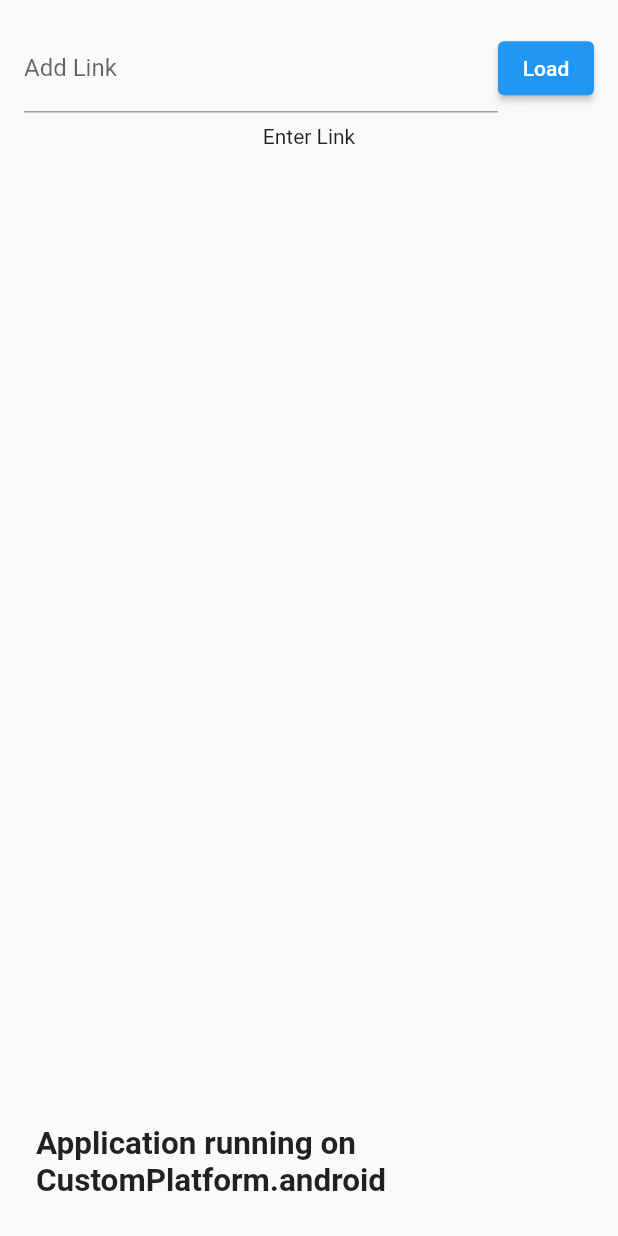
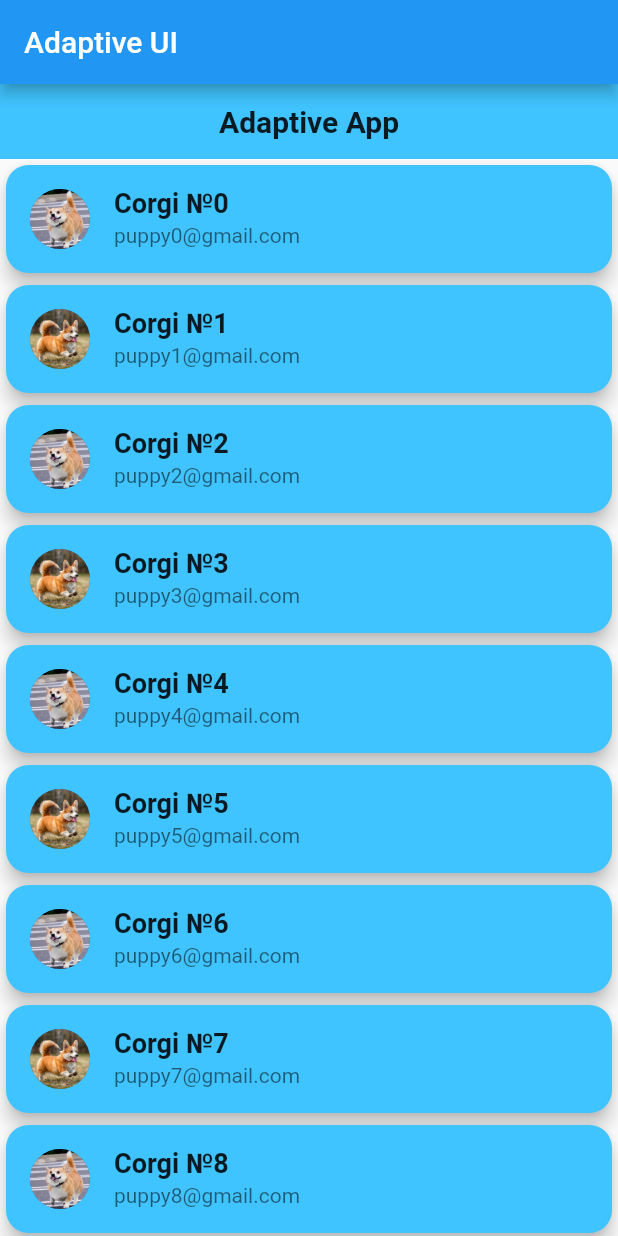
Before and after one commit to Elizav555/multiplatform_solutions, a Flutter app: the screen it shows after launch, on a phone screen of 412 x 824 dp. Run offline on Flutter 3.47's test engine with Material 2 defaults, Android fonts, the light colour scheme and no system bars; our stand-ins replace webview_flutter; missing offline and left inert: dart:html, universal_ui.

Commit message:
narrow layout is done

```diff
--- /dev/null
+++ b/lib/adaptive_layouts/menu_widget.dart
@@ -0,0 +1,24 @@
+import 'package:flutter/material.dart';
+
+class MenuWidget extends StatelessWidget {
+  final Alignment alignment;
+
+  const MenuWidget({Key? key, required this.alignment}) : super(key: key);
+
+  @override
+  Widget build(BuildContext context) {
+    return Container(
+      color: Colors.lightBlueAccent,
+      child: Align(
+        alignment: alignment,
+        child: const Text(
+          'Adaptive App',
+          style: TextStyle(
+            fontWeight: FontWeight.bold,
+            fontSize: 20,
+          ),
+        ),
+      ),
+    );
+  }
+}
--- /dev/null
+++ b/lib/adaptive_layouts/narrow_layout.dart
@@ -0,0 +1,68 @@
+import 'package:flutter/cupertino.dart';
+import 'package:flutter/material.dart';
+import 'package:multiplatform_solutions/adaptive_layouts/sheet_actions.dart';
+
+import '../model/corgi.dart';
+import 'menu_widget.dart';
+
+class NarrowLayout extends StatelessWidget {
+  const NarrowLayout({Key? key}) : super(key: key);
+
+  @override
+  Widget build(BuildContext context) {
+    return Column(
+      children: [
+        const SizedBox(
+          height: 50,
+          child: MenuWidget(
+            alignment: Alignment.center,
+          ),
+        ),
+        Expanded(
+          child: ListView.builder(
+            itemBuilder: (BuildContext context, int index) {
+              final corgi = corgis[index];
+              return Card(
+                shape: const RoundedRectangleBorder(
+                    borderRadius: BorderRadius.all(Radius.circular(15))),
+                elevation: 5,
+                color: Colors.lightBlueAccent,
+                child: ListTile(
+                  title: Text(
+                    corgi.name,
+                    style: const TextStyle(
+                      fontWeight: FontWeight.bold,
+                      fontSize: 18,
+                    ),
+                  ),
+                  subtitle: Text(corgi.email),
+                  leading: CircleAvatar(
+                      foregroundImage: AssetImage(
+                    corgi.image,
+                  )),
+                  onTap: () async {
+                    onTileTap(context);
+                  },
+                ),
+              );
+            },
+            itemCount: corgis.length,
+          ),
+        ),
+      ],
+    );
+  }
+}
+
+Future onTileTap(BuildContext context) {
+  return showCupertinoModalPopup(
+      context: context,
+      builder: (BuildContext context) {
+        return WillPopScope(
+            onWillPop: () async {
+              return false;
+            },
+            child: CupertinoActionSheet(
+                actions: getSheetActions(() => Navigator.of(context).pop())));
+      });
+}
--- a/lib/main.dart
+++ b/lib/main.dart
@@ -1,5 +1,5 @@
 import 'package:flutter/material.dart';
-import 'package:multiplatform_solutions/pages/third_task.dart';
+import 'package:multiplatform_solutions/pages/adaptive_page.dart';
 
 void main() {
   runApp(const MyApp());
@@ -16,7 +16,7 @@ class MyApp extends StatelessWidget {
       theme: ThemeData(
         primarySwatch: Colors.blue,
       ),
-      home: const ThirdPage(),
+      home: const AdaptivePage(),
     );
   }
 }
--- /dev/null
+++ b/lib/model/corgi.dart
@@ -0,0 +1,19 @@
+class Corgi {
+  final String name;
+  final String email;
+  final String image;
+
+  Corgi(this.name, this.email, this.image);
+}
+
+final List<Corgi> corgis =
+    _corgis.map((e) => Corgi(e['name'], e['email'], e['image'])).toList();
+
+final List<Map<String, dynamic>> _corgis = List.generate(
+  25,
+  (index) => {
+    'name': 'Corgi №$index',
+    'email': 'puppy$index@gmail.com',
+    'image': index % 2 == 0 ? 'images/corgi.jpg' : 'images/1.png',
+  },
+);
--- /dev/null
+++ b/lib/pages/adaptive_page.dart
@@ -0,0 +1,32 @@
+import 'package:flutter/material.dart';
+
+import '../adaptive_layouts/narrow_layout.dart';
+import '../adaptive_layouts/wide_layout.dart';
+
+class AdaptivePage extends StatefulWidget {
+  const AdaptivePage({Key? key}) : super(key: key);
+
+  @override
+  State<AdaptivePage> createState() => _AdaptivePageState();
+}
+
+class _AdaptivePageState extends State<AdaptivePage> {
+  @override
+  void initState() {
+    super.initState();
+  }
+
+  @override
+  Widget build(BuildContext context) {
+    return Scaffold(
+      appBar: AppBar(
+        title: const Text('Adaptive UI'),
+      ),
+      body: LayoutBuilder(builder: (context, constraints) {
+        return constraints.maxWidth < 720
+            ? const NarrowLayout()
+            : const WideLayout();
+      }),
+    );
+  }
+}
```
Also changed, not shown: lib/adaptive_layouts/sheet_actions.dart (added, +32 -0 lines), lib/adaptive_layouts/wide_layout.dart (added, +10 -0 lines), pubspec.yaml (+4 -3 lines), images/1.png (added), images/corgi.jpg (added), lib/pages/third_task._page.dart (renamed from lib/pages/third_task.dart).
